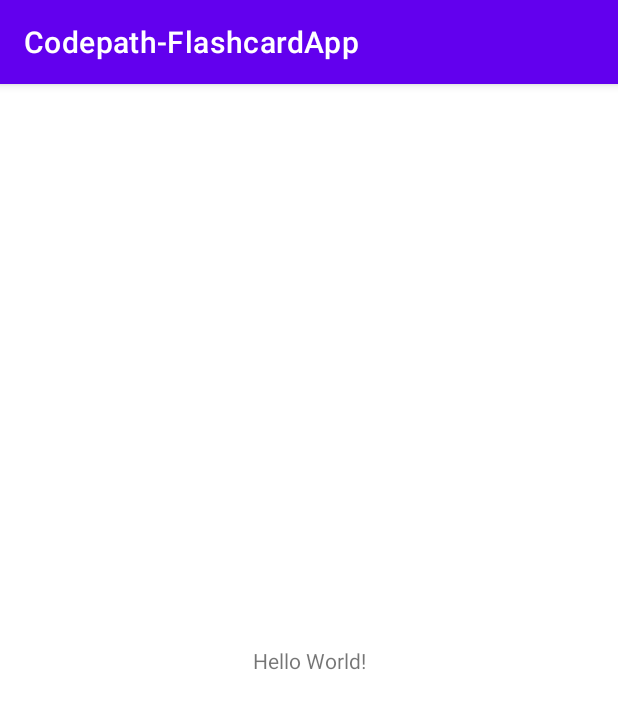
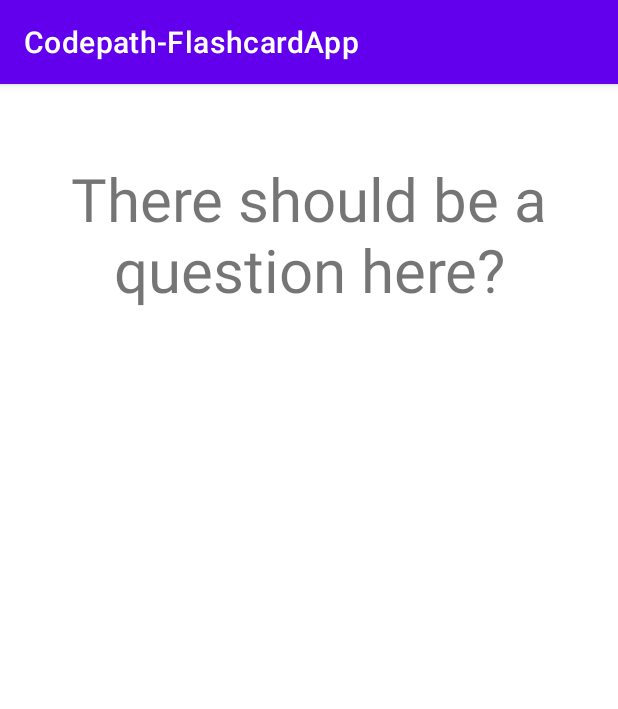
Before and after one commit to lo-maxwell/Codepath-FlashcardApp, an Android app: the screen it shows after launch (MainActivity), on a phone screen of 412 x 824 dp. Shown: the top 709 px of the screen. Run offline under Robolectric (Android 15) with nearby library versions, the phone set to English and light mode, and no system bars.

Commit message:
Working single flashcard

```diff
--- a/app/src/main/java/com/example/codepath_flashcardapp/MainActivity.java
+++ b/app/src/main/java/com/example/codepath_flashcardapp/MainActivity.java
@@ -2,7 +2,9 @@ package com.example.codepath_flashcardapp;
 
 import androidx.appcompat.app.AppCompatActivity;
 
+import android.content.Context;
 import android.os.Bundle;
+import android.view.View;
 
 
 //Flashcard app for codepath intro to programming course
@@ -12,5 +14,22 @@ public class MainActivity extends AppCompatActivity {
     protected void onCreate(Bundle savedInstanceState) {
         super.onCreate(savedInstanceState);
         setContentView(R.layout.activity_main);
+
+        findViewById(R.id.textView_Flashcard_Answer).setOnClickListener(new View.OnClickListener() {
+            @Override
+            public void onClick(View v) {
+                findViewById(R.id.textView_Flashcard_Question).setVisibility(View.VISIBLE);
+                findViewById(R.id.textView_Flashcard_Answer).setVisibility(View.INVISIBLE);
+            }
+        });
+
+        findViewById(R.id.textView_Flashcard_Question).setOnClickListener(new View.OnClickListener() {
+            @Override
+            public void onClick(View v) {
+                findViewById(R.id.textView_Flashcard_Answer).setVisibility(View.VISIBLE);
+                findViewById(R.id.textView_Flashcard_Question).setVisibility(View.INVISIBLE);
+            }
+        });
     }
+
 }
--- a/app/src/main/res/layout/activity_main.xml
+++ b/app/src/main/res/layout/activity_main.xml
@@ -1,5 +1,5 @@
 <?xml version="1.0" encoding="utf-8"?>
-<androidx.constraintlayout.widget.ConstraintLayout xmlns:android="http://schemas.android.com/apk/res/android"
+<RelativeLayout xmlns:android="http://schemas.android.com/apk/res/android"
     xmlns:app="http://schemas.android.com/apk/res-auto"
     xmlns:tools="http://schemas.android.com/tools"
     android:layout_width="match_parent"
@@ -7,12 +7,24 @@
     tools:context=".MainActivity">
 
     <TextView
-        android:layout_width="wrap_content"
-        android:layout_height="wrap_content"
-        android:text="Hello World!"
-        app:layout_constraintBottom_toBottomOf="parent"
-        app:layout_constraintLeft_toLeftOf="parent"
-        app:layout_constraintRight_toRightOf="parent"
-        app:layout_constraintTop_toTopOf="parent" />
+        android:id="@+id/textView_Flashcard_Question"
+        android:layout_width="match_parent"
+        android:layout_height="200dp"
+        android:gravity="center"
+        android:paddingTop="5dp"
+        android:paddingBottom="5dp"
+        android:text="@string/flashcard_default_question"
+        android:textSize="40sp"
+        android:visibility="visible" />
 
-</androidx.constraintlayout.widget.ConstraintLayout>
+    <TextView
+        android:id="@+id/textView_Flashcard_Answer"
+        android:layout_width="match_parent"
+        android:layout_height="200dp"
+        android:gravity="center"
+        android:paddingTop="5dp"
+        android:paddingBottom="5dp"
+        android:text="@string/flashcard_default_answer"
+        android:textSize="40sp"
+        android:visibility="invisible" />
+</RelativeLayout>
--- a/app/src/main/res/values/strings.xml
+++ b/app/src/main/res/values/strings.xml
@@ -1,3 +1,5 @@
 <resources>
     <string name="app_name">Codepath-FlashcardApp</string>
+    <string name="flashcard_default_question">There should be a question here?</string>
+    <string name="flashcard_default_answer">There should be an answer here.</string>
 </resources>
```
